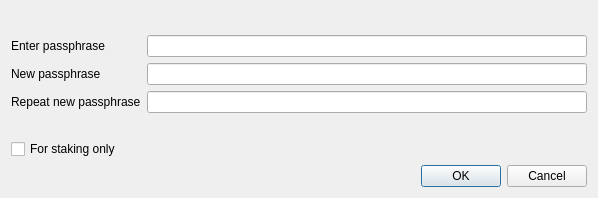
Old version of the form src/qt/forms/askpassphrasedialog.ui in the repository mcobitcoin/mcobit.
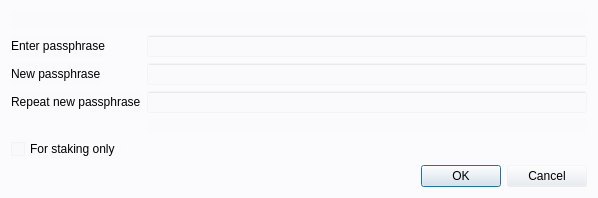
New version of the form. Icons and pictures are not drawn.

What changed in the file:
```diff
--- a/src/qt/forms/askpassphrasedialog.ui
+++ b/src/qt/forms/askpassphrasedialog.ui
@@ -26,7 +26,7 @@
    <string>Passphrase Dialog</string>
   </property>
   <property name="styleSheet">
-   <string notr="true">background-image: url(:/images/2s);</string>
+   <string notr="true">background:rgba(232, 236, 241, 0.1);</string>
   </property>
   <layout class="QVBoxLayout" name="verticalLayout">
    <item>
```
